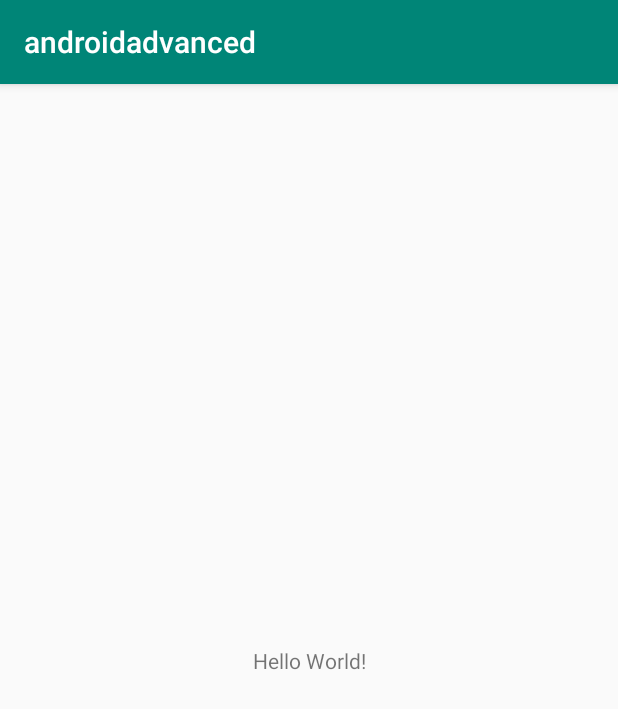
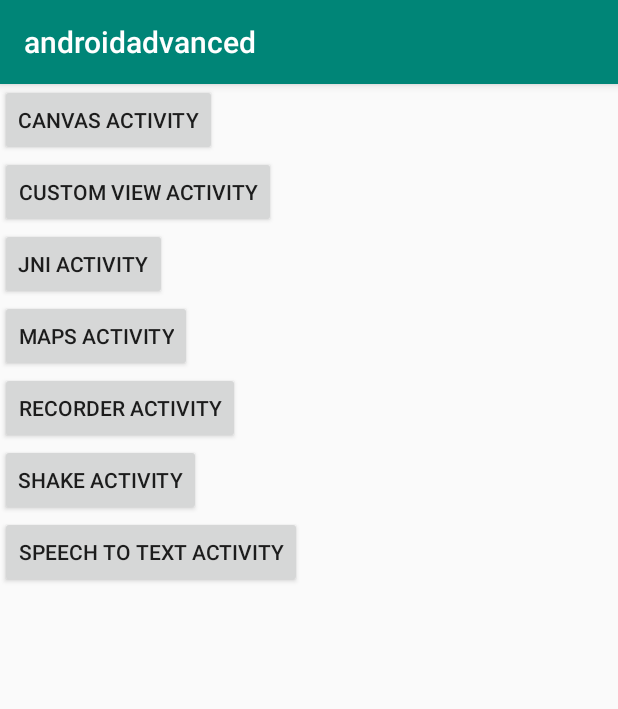
Before and after one commit to pramonow/androidadvanced, an Android app: the screen it shows after launch (JniActivity before the commit, MainActivity after it), on a phone screen of 412 x 824 dp. Shown: the top 709 px of the screen. Run offline under Robolectric (Android 15) with nearby library versions, the phone set to English and light mode, and no system bars.

Commit message:
Made activity for connecting

```diff
--- a/app/src/main/java/com/pramonow/androidadvanced/CanvasActivity.kt
+++ b/app/src/main/java/com/pramonow/androidadvanced/CanvasActivity.kt
@@ -65,7 +65,7 @@ class CanvasActivity : AppCompatActivity() {
             } else {
                 mPaint.color = mColorAccent
                 mCanvas!!.drawCircle(halfWidth.toFloat(), halfHeight.toFloat(), (halfWidth / 3).toFloat(), mPaint)
-                val text = "DOne"
+                val text = "Done"
                 mPaintText.getTextBounds(text, 0, text.length, mBounds)
                 val x = halfWidth - mBounds.centerX()
                 val y = halfHeight - mBounds.centerY()
--- a/app/src/main/java/com/pramonow/androidadvanced/JniActivity.kt
+++ b/app/src/main/java/com/pramonow/androidadvanced/JniActivity.kt
@@ -6,6 +6,7 @@ import android.widget.Toast
 
 class JniActivity:AppCompatActivity(){
 
+    //Our Jni method
     external fun getKey(key:Int):Int
 
     companion object {
@@ -16,7 +17,7 @@ class JniActivity:AppCompatActivity(){
 
     override fun onCreate(savedInstanceState: Bundle?) {
         super.onCreate(savedInstanceState)
-        setContentView(R.layout.activity_main)
+        setContentView(R.layout.activity_jni)
 
         Toast.makeText(this,getKey(55).toString(),Toast.LENGTH_SHORT).show()
     }
--- a/app/src/main/java/com/pramonow/androidadvanced/MainActivity.kt
+++ b/app/src/main/java/com/pramonow/androidadvanced/MainActivity.kt
@@ -1,23 +1,41 @@
 package com.pramonow.androidadvanced
 
+import android.content.Intent
 import android.support.v7.app.AppCompatActivity
 import android.os.Bundle
+import android.widget.Button
 import android.widget.LinearLayout
 
 class MainActivity : AppCompatActivity() {
+
+    lateinit var canvasButton: Button
+    lateinit var customButton: Button
+    lateinit var jniButton: Button
+    lateinit var mapsButton: Button
+    lateinit var recorderButton: Button
+    lateinit var shakeButton: Button
+    lateinit var speechTextButton: Button
 
     override fun onCreate(savedInstanceState: Bundle?) {
         super.onCreate(savedInstanceState)
         setContentView(R.layout.activity_main)
 
+        canvasButton = findViewById(R.id.canvas_button)
+        customButton = findViewById(R.id.custom_button)
+        jniButton = findViewById(R.id.jni_button)
+        mapsButton = findViewById(R.id.maps_button)
+        recorderButton = findViewById(R.id.recorder_button)
+        shakeButton = findViewById(R.id.shake_button)
+        speechTextButton = findViewById(R.id.speech_text_button)
 
-        var abcd:LinearLayout
-        //Map
-        //FCM
-        //Nearby
-        //Voice
-        //Mobile Vision
-        //Speech to text
-        //annotation
+        canvasButton.setOnClickListener { startActivity(Intent(this,CanvasActivity::class.java)) }
+        customButton.setOnClickListener { startActivity(Intent(this,CustomViewActivity::class.java)) }
+        jniButton.setOnClickListener { startActivity(Intent(this,JniActivity::class.java)) }
+        mapsButton.setOnClickListener { startActivity(Intent(this,MapsActivity::class.java)) }
+        recorderButton.setOnClickListener { startActivity(Intent(this,RecorderActivity::class.java)) }
+        shakeButton.setOnClickListener { startActivity(Intent(this,ShakeActivity::class.java)) }
+        speechTextButton.setOnClickListener { startActivity(Intent(this,SpeechToTextActivity::class.java)) }
+
+
     }
 }
--- a/app/src/main/java/com/pramonow/androidadvanced/RecorderActivity.kt
+++ b/app/src/main/java/com/pramonow/androidadvanced/RecorderActivity.kt
@@ -26,7 +26,7 @@ class RecorderActivity : AppCompatActivity() {
         super.onCreate(savedInstanceState)
         setContentView(R.layout.activity_recorder)
 
-
+        //output path
         output = Environment.getExternalStorageDirectory().absolutePath + "/recording.mp3"
 
         button_start_recording.setOnClickListener {
@@ -59,6 +59,7 @@ class RecorderActivity : AppCompatActivity() {
             mediaRecorder?.prepare()
             mediaRecorder?.start()
             state = true
+
             Toast.makeText(this, "Recording started!", Toast.LENGTH_SHORT).show()
         } catch (e: IllegalStateException) {
             e.printStackTrace()
--- a/app/src/main/res/layout/activity_main.xml
+++ b/app/src/main/res/layout/activity_main.xml
@@ -1,19 +1,31 @@
 <?xml version="1.0" encoding="utf-8"?>
-<android.support.constraint.ConstraintLayout
+<LinearLayout
     xmlns:android="http://schemas.android.com/apk/res/android"
     xmlns:tools="http://schemas.android.com/tools"
     xmlns:app="http://schemas.android.com/apk/res-auto"
     android:layout_width="match_parent"
     android:layout_height="match_parent"
-    tools:context=".MainActivity">
+    android:orientation="vertical">
 
-    <TextView
-        android:layout_width="wrap_content"
-        android:layout_height="wrap_content"
-        android:text="Hello World!"
-        app:layout_constraintBottom_toBottomOf="parent"
-        app:layout_constraintLeft_toLeftOf="parent"
-        app:layout_constraintRight_toRightOf="parent"
-        app:layout_constraintTop_toTopOf="parent" />
+    <Button android:layout_width="wrap_content" android:layout_height="wrap_content"
+    android:text="Canvas activity" android:id="@+id/canvas_button"/>
 
-</android.support.constraint.ConstraintLayout>
+    <Button android:layout_width="wrap_content" android:layout_height="wrap_content"
+            android:text="Custom View activity" android:id="@+id/custom_button"/>
+
+    <Button android:layout_width="wrap_content" android:layout_height="wrap_content"
+            android:text="JNI activity" android:id="@+id/jni_button"/>
+
+    <Button android:layout_width="wrap_content" android:layout_height="wrap_content"
+            android:text="Maps activity" android:id="@+id/maps_button"/>
+
+    <Button android:layout_width="wrap_content" android:layout_height="wrap_content"
+            android:text="Recorder activity" android:id="@+id/recorder_button"/>
+
+    <Button android:layout_width="wrap_content" android:layout_height="wrap_content"
+            android:text="Shake activity" android:id="@+id/shake_button"/>
+
+    <Button android:layout_width="wrap_content" android:layout_height="wrap_content"
+            android:text="Speech to Text activity" android:id="@+id/speech_text_button"/>
+
+</LinearLayout>
--- a/app/src/main/res/layout/activity_speech_text.xml
+++ b/app/src/main/res/layout/activity_speech_text.xml
@@ -23,17 +23,18 @@
             android:gravity="center"
             android:orientation="vertical" >
 
-        <ImageButton
+        <Button
                 android:id="@+id/btnSpeak"
                 android:layout_width="120dp"
                 android:layout_height="40dp"
+                android:text="Start input"
         />
 
         <TextView
                 android:layout_width="wrap_content"
                 android:layout_height="wrap_content"
                 android:layout_marginTop="10dp"
-                android:text="@string/tap_on_mic"
+                android:text="Tap on button to istart"
                 android:textSize="15dp"
                 android:textStyle="normal" />
     </LinearLayout>
--- a/app/src/main/res/values/strings.xml
+++ b/app/src/main/res/values/strings.xml
@@ -4,6 +4,5 @@
     <string name="hello_world">Hello world!</string>
     <string name="speech_prompt">Say something&#8230;</string>
     <string name="speech_not_supported">Sorry! Your device doesn\'t support speech input</string>
-    <string name="tap_on_mic">Tap on mic to speak</string>
     <string name="app_name">androidadvanced</string>
 </resources>
```
Also changed, not shown: app/src/main/AndroidManifest.xml (+11 -6 lines), app/src/main/java/com/pramonow/androidadvanced/MapsActivity.kt (+2 -24 lines), app/src/main/java/com/pramonow/androidadvanced/ShakeActivity.kt (+6 -5 lines), app/src/main/java/com/pramonow/androidadvanced/SpeechToTextActivity.kt (+18 -26 lines), app/src/main/res/layout/activity_draggable_object.xml (deleted, +0 -32 lines), app/src/main/res/layout/activity_jni.xml (added, +7 -0 lines).
